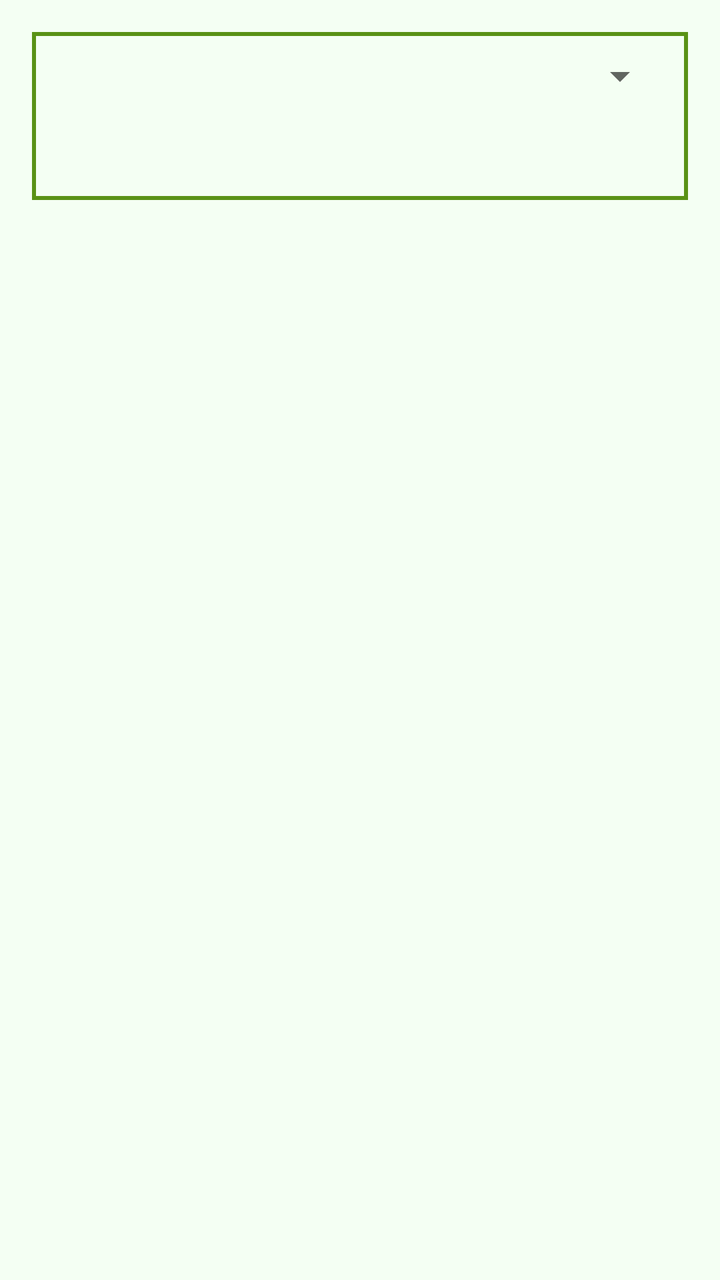
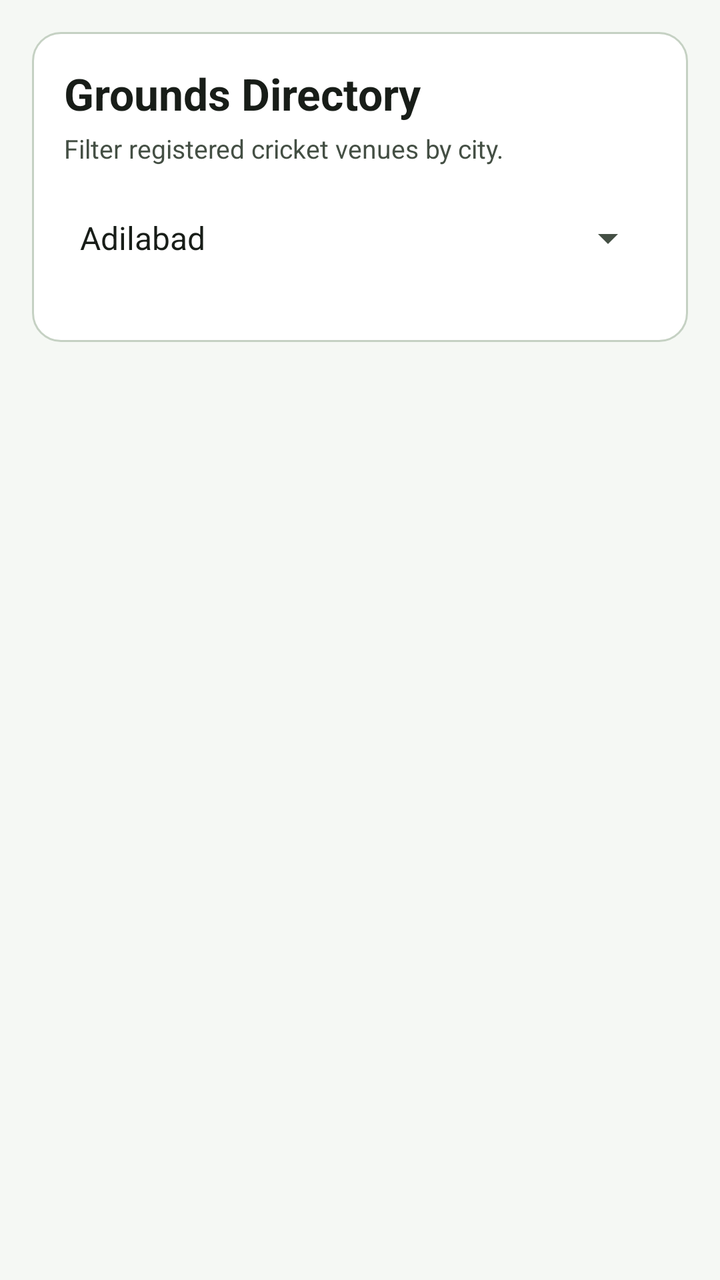

Screens rendered from an Android XML layout before and after an edit, with the pre-edit source and the edit as a unified diff.
<!-- AndroidManifest.xml: application theme AppTheme -->
<!-- res/layout/activity_view_grounds.xml -->
<?xml version="1.0" encoding="utf-8"?>
<RelativeLayout xmlns:android="http://schemas.android.com/apk/res/android"
    xmlns:tools="http://schemas.android.com/tools"
    android:id="@+id/activity_view_grounds"
    android:layout_width="match_parent"
    android:layout_height="match_parent"
    android:background="@color/Color_Background"
    android:paddingBottom="@dimen/activity_vertical_margin"
    android:paddingLeft="@dimen/activity_horizontal_margin"
    android:paddingRight="@dimen/activity_horizontal_margin"
    android:paddingTop="@dimen/activity_vertical_margin"
    tools:context="com.example.android.cricketscoreboard.views.ViewGrounds">


    <LinearLayout
        android:id="@+id/groundSelectLayout"
        android:layout_width="match_parent"
        android:layout_height="wrap_content"
        android:orientation="vertical"
        android:background="@drawable/rectangle"
        >

    <Spinner
        android:id="@+id/groundCityNameSpinner"
        android:layout_width="match_parent"
        android:layout_height="wrap_content"
        android:layout_weight="1"
        >

    </Spinner>

        <ListView
            android:id="@+id/ground_list"
            android:layout_width="wrap_content"
            android:layout_height="wrap_content"
            android:paddingTop="40dp"
            android:layout_weight="1"
            android:layout_below="@id/groundCityNameSpinner">
        </ListView>

</LinearLayout>


</RelativeLayout>
<!-- resources referenced by this layout -->
<resources>
  <color name="Color_Background">#F4FFF3</color>
  <!-- drawable rectangle (drawable) -->
  <?xml version="1.0" encoding="utf-8"?>
  <shape xmlns:android="http://schemas.android.com/apk/res/android" android:shape="rectangle" >
  
      <solid android:color="@color/Color_Background" />
      <stroke android:width="2dip" android:color="@color/colorPrimaryDark"/>
      <padding
          android:left="10dp"
          android:top="10dp"
          android:right="10dp"
          android:bottom="10dp" />
      <gradient
          android:angle="45"
          android:centerX= "2"
          android:centerY= "2"
          android:centerColor="@color/Color_Background"
          android:endColor="@color/Color_Background"
          android:gradientRadius="1000"
          android:startColor="@color/black_overlay"
          android:type="sweep"
          android:useLevel="false"
      />
      <size
          android:width="10dp"
          android:height="10dp" />
  </shape>
  <style name="AppTheme" parent="Theme.AppCompat.Light.DarkActionBar">
          
          <item name="colorPrimary">@color/colorPrimary</item>
          <item name="colorPrimaryDark">@color/colorPrimaryDark</item>
          <item name="colorAccent">@color/colorAccent</item>
      </style>
  <color name="colorPrimaryDark">#5a9216</color>
  <color name="black_overlay">#66000000</color>
  
      #5D4037
      26C6DA
  <color name="colorPrimary">#8bc34a</color>
  <color name="colorAccent">#E64A19</color>
  <!-- unchanged entries left out for length: 2 -->
</resources>

<!-- the commit's change to res/layout/activity_view_grounds.xml (unified diff, before → after) -->
@@ -5,40 +5,48 @@
     android:layout_width="match_parent"
     android:layout_height="match_parent"
     android:background="@color/Color_Background"
+    android:paddingLeft="@dimen/activity_horizontal_margin"
+    android:paddingTop="@dimen/activity_vertical_margin"
+    android:paddingRight="@dimen/activity_horizontal_margin"
     android:paddingBottom="@dimen/activity_vertical_margin"
-    android:paddingLeft="@dimen/activity_horizontal_margin"
-    android:paddingRight="@dimen/activity_horizontal_margin"
-    android:paddingTop="@dimen/activity_vertical_margin"
     tools:context="com.example.android.cricketscoreboard.views.ViewGrounds">
-
 
     <LinearLayout
         android:id="@+id/groundSelectLayout"
         android:layout_width="match_parent"
         android:layout_height="wrap_content"
+        android:background="@drawable/rectangle"
         android:orientation="vertical"
-        android:background="@drawable/rectangle"
-        >
+        android:padding="@dimen/space_lg">
 
-    <Spinner
-        android:id="@+id/groundCityNameSpinner"
-        android:layout_width="match_parent"
-        android:layout_height="wrap_content"
-        android:layout_weight="1"
-        >
+        <TextView
+            android:layout_width="match_parent"
+            android:layout_height="wrap_content"
+            android:text="Grounds Directory"
+            android:textAppearance="@style/TextAppearance.Cricket.ScreenTitle" />
 
-    </Spinner>
+        <TextView
+            android:layout_width="match_parent"
+            android:layout_height="wrap_content"
+            android:layout_marginTop="4dp"
+            android:text="Filter registered cricket venues by city."
+            android:textColor="@color/colorTextSecondary"
+            android:textSize="13sp" />
+
+        <Spinner
+            android:id="@+id/groundCityNameSpinner"
+            android:layout_width="match_parent"
+            android:layout_height="wrap_content"
+            android:layout_marginTop="12dp"
+            android:entries="@array/city_array"
+            android:minHeight="48dp" />
 
         <ListView
             android:id="@+id/ground_list"
-            android:layout_width="wrap_content"
+            android:layout_width="match_parent"
             android:layout_height="wrap_content"
-            android:paddingTop="40dp"
-            android:layout_weight="1"
-            android:layout_below="@id/groundCityNameSpinner">
-        </ListView>
+            android:layout_marginTop="12dp" />
 
-</LinearLayout>
-
+    </LinearLayout>
 
 </RelativeLayout>
<!-- resource entries referenced after the edit -->
@@ -1,45 +1,696 @@
 <!-- resources referenced by this layout -->
 <resources>
-  <color name="Color_Background">#F4FFF3</color>
+  <string-array name="city_array">
+          <item>Adilabad</item>
+          <item>Agra</item>
+          <item>Ahmedabad</item>
+          <item>Ahmednagar</item>
+          <item>Aizawl</item>
+          <item>Ajitgarh (Mohali)</item>
+          <item>Ajmer</item>
+          <item>Akola</item>
+          <item>Alappuzha</item>
+          <item>Aligarh</item>
+          <item>Alirajpur</item>
+          <item>Allahabad</item>
+          <item>Almora</item>
+          <item>Alwar</item>
+          <item>Ambala</item>
+          <item>Ambedkar Nagar</item>
+          <item>Amravati</item>
+          <item>Amreli district</item>
+          <item>Amritsar</item>
+          <item>Anand</item>
+          <item>Anantapur</item>
+          <item>Anantnag</item>
+          <item>Angul</item>
+          <item>Anjaw</item>
+          <item>Anuppur</item>
+          <item>Araria</item>
+          <item>Ariyalur</item>
+          <item>Arwal</item>
+          <item>Ashok Nagar</item>
+          <item>Auraiya</item>
+          <item>Aurangabad</item>
+          <item>Aurangabad</item>
+          <item>Azamgarh</item>
+          <item>Badgam</item>
+          <item>Bagalkot</item>
+          <item>Bageshwar</item>
+          <item>Bagpat</item>
+          <item>Bahraich</item>
+          <item>Baksa</item>
+          <item>Balaghat</item>
+          <item>Balangir</item>
+          <item>Balasore</item>
+          <item>Ballia</item>
+          <item>Balrampur</item>
+          <item>Banaskantha</item>
+          <item>Banda</item>
+          <item>Bandipora</item>
+          <item>Bangalore Rural</item>
+          <item>Bangalore Urban</item>
+          <item>Banka</item>
+          <item>Bankura</item>
+          <item>Banswara</item>
+          <item>Barabanki</item>
+          <item>Baramulla</item>
+          <item>Baran</item>
+          <item>Bardhaman</item>
+          <item>Bareilly</item>
+          <item>Bargarh (Baragarh)</item>
+          <item>Barmer</item>
+          <item>Barnala</item>
+          <item>Barpeta</item>
+          <item>Barwani</item>
+          <item>Bastar</item>
+          <item>Basti</item>
+          <item>Bathinda</item>
+          <item>Beed</item>
+          <item>Begusarai</item>
+          <item>Belgaum</item>
+          <item>Bellary</item>
+          <item>Betul</item>
+          <item>Bhadrak</item>
+          <item>Bhagalpur</item>
+          <item>Bhandara</item>
+          <item>Bharatpur</item>
+          <item>Bharuch</item>
+          <item>Bhavnagar</item>
+          <item>Bhilwara</item>
+          <item>Bhind</item>
+          <item>Bhiwani</item>
+          <item>Bhojpur</item>
+          <item>Bhopal</item>
+          <item>Bidar</item>
+          <item>Bijapur</item>
+          <item>Bijapur</item>
+          <item>Bijnor</item>
+          <item>Bikaner</item>
+          <item>Bilaspur</item>
+          <item>Bilaspur</item>
+          <item>Birbhum</item>
+          <item>Bishnupur</item>
+          <item>Bokaro</item>
+          <item>Bongaigaon</item>
+          <item>Boudh (Bauda)</item>
+          <item>Budaun</item>
+          <item>Bulandshahr</item>
+          <item>Buldhana</item>
+          <item>Bundi</item>
+          <item>Burhanpur</item>
+          <item>Buxar</item>
+          <item>Cachar</item>
+          <item>Central Delhi</item>
+          <item>Chamarajnagar</item>
+          <item>Chamba</item>
+          <item>Chamoli</item>
+          <item>Champawat</item>
+          <item>Champhai</item>
+          <item>Chandauli</item>
+          <item>Chandel</item>
+          <item>Chandigarh</item>
+          <item>Chandrapur</item>
+          <item>Changlang</item>
+          <item>Chatra</item>
+          <item>Chennai</item>
+          <item>Chhatarpur</item>
+          <item>Chhatrapati Shahuji Maharaj Nagar</item>
+          <item>Chhindwara</item>
+          <item>Chikkaballapur</item>
+          <item>Chikkamagaluru</item>
+          <item>Chirang</item>
+          <item>Chitradurga</item>
+          <item>Chitrakoot</item>
+          <item>Chittoor</item>
+          <item>Chittorgarh</item>
+          <item>Churachandpur</item>
+          <item>Churu</item>
+          <item>Coimbatore</item>
+          <item>Cooch Behar</item>
+          <item>Cuddalore</item>
+          <item>Cuttack</item>
+          <item>Dadra and Nagar Haveli</item>
+          <item>Dahod</item>
+          <item>Dakshin Dinajpur</item>
+          <item>Dakshina Kannada</item>
+          <item>Daman</item>
+          <item>Damoh</item>
+          <item>Dantewada</item>
+          <item>Darbhanga</item>
+          <item>Darjeeling</item>
+          <item>Darrang</item>
+          <item>Datia</item>
+          <item>Dausa</item>
+          <item>Davanagere</item>
+          <item>Debagarh (Deogarh)</item>
+          <item>Dehradun</item>
+          <item>Deoghar</item>
+          <item>Deoria</item>
+          <item>Dewas</item>
+          <item>Dhalai</item>
+          <item>Dhamtari</item>
+          <item>Dhanbad</item>
+          <item>Dhar</item>
+          <item>Dharmapuri</item>
+          <item>Dharwad</item>
+          <item>Dhemaji</item>
+          <item>Dhenkanal</item>
+          <item>Dholpur</item>
+          <item>Dhubri</item>
+          <item>Dhule</item>
+          <item>Dibang Valley</item>
+          <item>Dibrugarh</item>
+          <item>Dima Hasao</item>
+          <item>Dimapur</item>
+          <item>Dindigul</item>
+          <item>Dindori</item>
+          <item>Diu</item>
+          <item>Doda</item>
+          <item>Dumka</item>
+          <item>Dungapur</item>
+          <item>Durg</item>
+          <item>East Champaran</item>
+          <item>East Delhi</item>
+          <item>East Garo Hills</item>
+          <item>East Khasi Hills</item>
+          <item>East Siang</item>
+          <item>East Sikkim</item>
+          <item>East Singhbhum</item>
+          <item>Eluru</item>
+          <item>Ernakulam</item>
+          <item>Erode</item>
+          <item>Etah</item>
+          <item>Etawah</item>
+          <item>Faizabad</item>
+          <item>Faridabad</item>
+          <item>Faridkot</item>
+          <item>Farrukhabad</item>
+          <item>Fatehabad</item>
+          <item>Fatehgarh Sahib</item>
+          <item>Fatehpur</item>
+          <item>Fazilka</item>
+          <item>Firozabad</item>
+          <item>Firozpur</item>
+          <item>Gadag</item>
+          <item>Gadchiroli</item>
+          <item>Gajapati</item>
+          <item>Ganderbal</item>
+          <item>Gandhinagar</item>
+          <item>Ganganagar</item>
+          <item>Ganjam</item>
+          <item>Garhwa</item>
+          <item>Gautam Buddh Nagar</item>
+          <item>Gaya</item>
+          <item>Ghaziabad</item>
+          <item>Ghazipur</item>
+          <item>Giridih</item>
+          <item>Goalpara</item>
+          <item>Godda</item>
+          <item>Golaghat</item>
+          <item>Gonda</item>
+          <item>Gondia</item>
+          <item>Gopalganj</item>
+          <item>Gorakhpur</item>
+          <item>Gulbarga</item>
+          <item>Gumla</item>
+          <item>Guna</item>
+          <item>Guntur</item>
+          <item>Gurdaspur</item>
+          <item>Gurgaon</item>
+          <item>Gwalior</item>
+          <item>Hailakandi</item>
+          <item>Hamirpur</item>
+          <item>Hamirpur</item>
+          <item>Hanumangarh</item>
+          <item>Harda</item>
+          <item>Hardoi</item>
+          <item>Haridwar</item>
+          <item>Hassan</item>
+          <item>Haveri district</item>
+          <item>Hazaribag</item>
+          <item>Hingoli</item>
+          <item>Hissar</item>
+          <item>Hooghly</item>
+          <item>Hoshangabad</item>
+          <item>Hoshiarpur</item>
+          <item>Howrah</item>
+          <item>Hyderabad</item>
+          <item>Hyderabad</item>
+          <item>Idukki</item>
+          <item>Imphal East</item>
+          <item>Imphal West</item>
+          <item>Indore</item>
+          <item>Jabalpur</item>
+          <item>Jagatsinghpur</item>
+          <item>Jaintia Hills</item>
+          <item>Jaipur</item>
+          <item>Jaisalmer</item>
+          <item>Jajpur</item>
+          <item>Jalandhar</item>
+          <item>Jalaun</item>
+          <item>Jalgaon</item>
+          <item>Jalna</item>
+          <item>Jalore</item>
+          <item>Jalpaiguri</item>
+          <item>Jammu</item>
+          <item>Jamnagar</item>
+          <item>Jamtara</item>
+          <item>Jamui</item>
+          <item>Janjgir-Champa</item>
+          <item>Jashpur</item>
+          <item>Jaunpur district</item>
+          <item>Jehanabad</item>
+          <item>Jhabua</item>
+          <item>Jhajjar</item>
+          <item>Jhalawar</item>
+          <item>Jhansi</item>
+          <item>Jharsuguda</item>
+          <item>Jhunjhunu</item>
+          <item>Jind</item>
+          <item>Jodhpur</item>
+          <item>Jorhat</item>
+          <item>Junagadh</item>
+          <item>Jyotiba Phule Nagar</item>
+          <item>Kabirdham (formerly Kawardha)</item>
+          <item>Kadapa</item>
+          <item>Kaimur</item>
+          <item>Kaithal</item>
+          <item>Kakinada</item>
+          <item>Kalahandi</item>
+          <item>Kamrup</item>
+          <item>Kamrup Metropolitan</item>
+          <item>Kanchipuram</item>
+          <item>Kandhamal</item>
+          <item>Kangra</item>
+          <item>Kanker</item>
+          <item>Kannauj</item>
+          <item>Kannur</item>
+          <item>Kanpur</item>
+          <item>Kanshi Ram Nagar</item>
+          <item>Kanyakumari</item>
+          <item>Kapurthala</item>
+          <item>Karaikal</item>
+          <item>Karauli</item>
+          <item>Karbi Anglong</item>
+          <item>Kargil</item>
+          <item>Karimganj</item>
+          <item>Karimnagar</item>
+          <item>Karnal</item>
+          <item>Karur</item>
+          <item>Kasaragod</item>
+          <item>Kathua</item>
+          <item>Katihar</item>
+          <item>Katni</item>
+          <item>Kaushambi</item>
+          <item>Kendrapara</item>
+          <item>Kendujhar (Keonjhar)</item>
+          <item>Khagaria</item>
+          <item>Khammam</item>
+          <item>Khandwa (East Nimar)</item>
+          <item>Khargone (West Nimar)</item>
+          <item>Kheda</item>
+          <item>Khordha</item>
+          <item>Khowai</item>
+          <item>Khunti</item>
+          <item>Kinnaur</item>
+          <item>Kishanganj</item>
+          <item>Kishtwar</item>
+          <item>Kodagu</item>
+          <item>Koderma</item>
+          <item>Kohima</item>
+          <item>Kokrajhar</item>
+          <item>Kolar</item>
+          <item>Kolasib</item>
+          <item>Kolhapur</item>
+          <item>Kolkata</item>
+          <item>Kollam</item>
+          <item>Koppal</item>
+          <item>Koraput</item>
+          <item>Korba</item>
+          <item>Koriya</item>
+          <item>Kota</item>
+          <item>Kottayam</item>
+          <item>Kozhikode</item>
+          <item>Krishna</item>
+          <item>Kulgam</item>
+          <item>Kullu</item>
+          <item>Kupwara</item>
+          <item>Kurnool</item>
+          <item>Kurukshetra</item>
+          <item>Kurung Kumey</item>
+          <item>Kushinagar</item>
+          <item>Kutch</item>
+          <item>Lahaul and Spiti</item>
+          <item>Lakhimpur</item>
+          <item>Lakhimpur Kheri</item>
+          <item>Lakhisarai</item>
+          <item>Lalitpur</item>
+          <item>Latehar</item>
+          <item>Latur</item>
+          <item>Lawngtlai</item>
+          <item>Leh</item>
+          <item>Lohardaga</item>
+          <item>Lohit</item>
+          <item>Lower Dibang Valley</item>
+          <item>Lower Subansiri</item>
+          <item>Lucknow</item>
+          <item>Ludhiana</item>
+          <item>Lunglei</item>
+          <item>Madhepura</item>
+          <item>Madhubani</item>
+          <item>Madurai</item>
+          <item>Mahamaya Nagar</item>
+          <item>Maharajganj</item>
+          <item>Mahasamund</item>
+          <item>Mahbubnagar</item>
+          <item>Mahe</item>
+          <item>Mahendragarh</item>
+          <item>Mahoba</item>
+          <item>Mainpuri</item>
+          <item>Malappuram</item>
+          <item>Maldah</item>
+          <item>Malkangiri</item>
+          <item>Mamit</item>
+          <item>Mandi</item>
+          <item>Mandla</item>
+          <item>Mandsaur</item>
+          <item>Mandya</item>
+          <item>Mansa</item>
+          <item>Marigaon</item>
+          <item>Mathura</item>
+          <item>Mau</item>
+          <item>Mayurbhanj</item>
+          <item>Medak</item>
+          <item>Meerut</item>
+          <item>Mehsana</item>
+          <item>Mewat</item>
+          <item>Mirzapur</item>
+          <item>Moga</item>
+          <item>Mokokchung</item>
+          <item>Mon</item>
+          <item>Moradabad</item>
+          <item>Morena</item>
+          <item>Mumbai City</item>
+          <item>Mumbai suburban</item>
+          <item>Munger</item>
+          <item>Murshidabad</item>
+          <item>Muzaffarnagar</item>
+          <item>Muzaffarpur</item>
+          <item>Mysore</item>
+          <item>Nabarangpur</item>
+          <item>Nadia</item>
+          <item>Nagaon</item>
+          <item>Nagapattinam</item>
+          <item>Nagaur</item>
+          <item>Nagpur</item>
+          <item>Nainital</item>
+          <item>Nalanda</item>
+          <item>Nalbari</item>
+          <item>Nalgonda</item>
+          <item>Namakkal</item>
+          <item>Nanded</item>
+          <item>Nandurbar</item>
+          <item>Narayanpur</item>
+          <item>Narmada</item>
+          <item>Narsinghpur</item>
+          <item>Nashik</item>
+          <item>Navsari</item>
+          <item>Nawada</item>
+          <item>Nawanshahr</item>
+          <item>Nayagarh</item>
+          <item>Neemuch</item>
+          <item>Nellore</item>
+          <item>New Delhi</item>
+          <item>Nilgiris</item>
+          <item>Nizamabad</item>
+          <item>North 24 Parganas</item>
+          <item>North Delhi</item>
+          <item>North East Delhi</item>
+          <item>North Goa</item>
+          <item>North Sikkim</item>
+          <item>North Tripura</item>
+          <item>North West Delhi</item>
+          <item>Nuapada</item>
+          <item>Ongole</item>
+          <item>Osmanabad</item>
+          <item>Pakur</item>
+          <item>Palakkad</item>
+          <item>Palamu</item>
+          <item>Pali</item>
+          <item>Palwal</item>
+          <item>Panchkula</item>
+          <item>Panchmahal</item>
+          <item>Panchsheel Nagar district (Hapur)</item>
+          <item>Panipat</item>
+          <item>Panna</item>
+          <item>Papum Pare</item>
+          <item>Parbhani</item>
+          <item>Paschim Medinipur</item>
+          <item>Patan</item>
+          <item>Pathanamthitta</item>
+          <item>Pathankot</item>
+          <item>Patiala</item>
+          <item>Patna</item>
+          <item>Pauri Garhwal</item>
+          <item>Perambalur</item>
+          <item>Phek</item>
+          <item>Pilibhit</item>
+          <item>Pithoragarh</item>
+          <item>Pondicherry</item>
+          <item>Poonch</item>
+          <item>Porbandar</item>
+          <item>Pratapgarh</item>
+          <item>Pratapgarh</item>
+          <item>Pudukkottai</item>
+          <item>Pulwama</item>
+          <item>Pune</item>
+          <item>Purba Medinipur</item>
+          <item>Puri</item>
+          <item>Purnia</item>
+          <item>Purulia</item>
+          <item>Raebareli</item>
+          <item>Raichur</item>
+          <item>Raigad</item>
+          <item>Raigarh</item>
+          <item>Raipur</item>
+          <item>Raisen</item>
+          <item>Rajauri</item>
+          <item>Rajgarh</item>
+          <item>Rajkot</item>
+          <item>Rajnandgaon</item>
+          <item>Rajsamand</item>
+          <item>Ramabai Nagar (Kanpur Dehat)</item>
+          <item>Ramanagara</item>
+          <item>Ramanathapuram</item>
+          <item>Ramban</item>
+          <item>Ramgarh</item>
+          <item>Rampur</item>
+          <item>Ranchi</item>
+          <item>Ratlam</item>
+          <item>Ratnagiri</item>
+          <item>Rayagada</item>
+          <item>Reasi</item>
+          <item>Rewa</item>
+          <item>Rewari</item>
+          <item>Ri Bhoi</item>
+          <item>Rohtak</item>
+          <item>Rohtas</item>
+          <item>Rudraprayag</item>
+          <item>Rupnagar</item>
+          <item>Sabarkantha</item>
+          <item>Sagar</item>
+          <item>Saharanpur</item>
+          <item>Saharsa</item>
+          <item>Sahibganj</item>
+          <item>Saiha</item>
+          <item>Salem</item>
+          <item>Samastipur</item>
+          <item>Samba</item>
+          <item>Sambalpur</item>
+          <item>Sangli</item>
+          <item>Sangrur</item>
+          <item>Sant Kabir Nagar</item>
+          <item>Sant Ravidas Nagar</item>
+          <item>Saran</item>
+          <item>Satara</item>
+          <item>Satna</item>
+          <item>Sawai Madhopur</item>
+          <item>Sehore</item>
+          <item>Senapati</item>
+          <item>Seoni</item>
+          <item>Seraikela Kharsawan</item>
+          <item>Serchhip</item>
+          <item>Shahdol</item>
+          <item>Shahjahanpur</item>
+          <item>Shajapur</item>
+          <item>Shamli</item>
+          <item>Sheikhpura</item>
+          <item>Sheohar</item>
+          <item>Sheopur</item>
+          <item>Shimla</item>
+          <item>Shimoga</item>
+          <item>Shivpuri</item>
+          <item>Shopian</item>
+          <item>Shravasti</item>
+          <item>Sibsagar</item>
+          <item>Siddharthnagar</item>
+          <item>Sidhi</item>
+          <item>Sikar</item>
+          <item>Simdega</item>
+          <item>Sindhudurg</item>
+          <item>Singrauli</item>
+          <item>Sirmaur</item>
+          <item>Sirohi</item>
+          <item>Sirsa</item>
+          <item>Sitamarhi</item>
+          <item>Sitapur</item>
+          <item>Sivaganga</item>
+          <item>Siwan</item>
+          <item>Solan</item>
+          <item>Solapur</item>
+          <item>Sonbhadra</item>
+          <item>Sonipat</item>
+          <item>Sonitpur</item>
+          <item>South 24 Parganas</item>
+          <item>South Delhi</item>
+          <item>South Garo Hills</item>
+          <item>South Goa</item>
+          <item>South Sikkim</item>
+          <item>South Tripura</item>
+          <item>South West Delhi</item>
+          <item>Sri Muktsar Sahib</item>
+          <item>Srikakulam</item>
+          <item>Srinagar</item>
+          <item>Subarnapur (Sonepur)</item>
+          <item>Sultanpur</item>
+          <item>Sundergarh</item>
+          <item>Supaul</item>
+          <item>Surat</item>
+          <item>Surendranagar</item>
+          <item>Surguja</item>
+          <item>Tamenglong</item>
+          <item>Tarn Taran</item>
+          <item>Tawang</item>
+          <item>Tehri Garhwal</item>
+          <item>Thane</item>
+          <item>Thanjavur</item>
+          <item>The Dangs</item>
+          <item>Theni</item>
+          <item>Thiruvananthapuram</item>
+          <item>Thoothukudi</item>
+          <item>Thoubal</item>
+          <item>Thrissur</item>
+          <item>Tikamgarh</item>
+          <item>Tinsukia</item>
+          <item>Tirap</item>
+          <item>Tiruchirappalli</item>
+          <item>Tirunelveli</item>
+          <item>Tirupur</item>
+          <item>Tiruvallur</item>
+          <item>Tiruvannamalai</item>
+          <item>Tiruvarur</item>
+          <item>Tonk</item>
+          <item>Tuensang</item>
+          <item>Tumkur</item>
+          <item>Udaipur</item>
+          <item>Udalguri</item>
+          <item>Udham Singh Nagar</item>
+          <item>Udhampur</item>
+          <item>Udupi</item>
+          <item>Ujjain</item>
+          <item>Ukhrul</item>
+          <item>Umaria</item>
+          <item>Una</item>
+          <item>Unnao</item>
+          <item>Upper Siang</item>
+          <item>Upper Subansiri</item>
+          <item>Uttar Dinajpur</item>
+          <item>Uttara Kannada</item>
+          <item>Uttarkashi</item>
+          <item>Vadodara</item>
+          <item>Vaishali</item>
+          <item>Valsad</item>
+          <item>Varanasi</item>
+          <item>Vellore</item>
+          <item>Vidisha</item>
+          <item>Viluppuram</item>
+          <item>Virudhunagar</item>
+          <item>Visakhapatnam</item>
+          <item>Vizianagaram</item>
+          <item>Vyara</item>
+          <item>Warangal</item>
+          <item>Wardha</item>
+          <item>Washim</item>
+          <item>Wayanad</item>
+          <item>West Champaran</item>
+          <item>West Delhi</item>
+          <item>West Garo Hills</item>
+          <item>West Kameng</item>
+          <item>West Khasi Hills</item>
+          <item>West Siang</item>
+          <item>West Sikkim</item>
+          <item>West Singhbhum</item>
+          <item>West Tripura</item>
+          <item>Wokha</item>
+          <item>Yadgir</item>
+          <item>Yamuna Nagar</item>
+          <item>Yanam</item>
+          <item>Yavatmal</item>
+          <item>Zunheboto</item>
+      </string-array>
+  <color name="Color_Background">#F5F8F4</color>
+  <color name="colorTextSecondary">#444F44</color>
+  <dimen name="space_lg">16dp</dimen>
   <!-- drawable rectangle (drawable) -->
   <?xml version="1.0" encoding="utf-8"?>
-  <shape xmlns:android="http://schemas.android.com/apk/res/android" android:shape="rectangle" >
-  
-      <solid android:color="@color/Color_Background" />
-      <stroke android:width="2dip" android:color="@color/colorPrimaryDark"/>
+  <shape xmlns:android="http://schemas.android.com/apk/res/android"
+      android:shape="rectangle">
+      <solid android:color="@color/colorSurface" />
+      <corners android:radius="@dimen/card_corner_radius" />
+      <stroke
+          android:width="1dp"
+          android:color="@color/colorOutline" />
       <padding
-          android:left="10dp"
-          android:top="10dp"
-          android:right="10dp"
-          android:bottom="10dp" />
-      <gradient
-          android:angle="45"
-          android:centerX= "2"
-          android:centerY= "2"
-          android:centerColor="@color/Color_Background"
-          android:endColor="@color/Color_Background"
-          android:gradientRadius="1000"
-          android:startColor="@color/black_overlay"
-          android:type="sweep"
-          android:useLevel="false"
-      />
-      <size
-          android:width="10dp"
-          android:height="10dp" />
+          android:bottom="14dp"
+          android:left="14dp"
+          android:right="14dp"
+          android:top="14dp" />
   </shape>
-  <style name="AppTheme" parent="Theme.AppCompat.Light.DarkActionBar">
-          
+  <style name="TextAppearance.Cricket.ScreenTitle" parent="TextAppearance.MaterialComponents.Headline5">
+          <item name="android:textSize">22sp</item>
+          <item name="android:textStyle">bold</item>
+          <item name="android:textColor">@color/colorTextPrimary</item>
+          <item name="android:fontFamily">sans-serif-medium</item>
+      </style>
+  <style name="AppTheme" parent="Theme.MaterialComponents.DayNight.DarkActionBar">
           <item name="colorPrimary">@color/colorPrimary</item>
           <item name="colorPrimaryDark">@color/colorPrimaryDark</item>
+          <item name="colorPrimaryVariant">@color/colorPrimaryVariant</item>
+          <item name="colorOnPrimary">@color/colorOnPrimary</item>
           <item name="colorAccent">@color/colorAccent</item>
+          <item name="colorSecondary">@color/colorSecondary</item>
+          <item name="colorSecondaryVariant">@color/colorSecondaryVariant</item>
+          <item name="colorOnSecondary">@color/colorOnSecondary</item>
+          <item name="android:colorBackground">@color/Color_Background</item>
+          <item name="colorSurface">@color/colorSurface</item>
+          <item name="colorOnSurface">@color/colorTextPrimary</item>
+          <item name="android:textColorPrimary">@color/colorTextPrimary</item>
+          <item name="android:textColorSecondary">@color/colorTextSecondary</item>
+          <item name="android:statusBarColor">@color/colorPrimaryDark</item>
       </style>
-  <color name="colorPrimaryDark">#5a9216</color>
-  <color name="black_overlay">#66000000</color>
-  
-      #5D4037
-      26C6DA
-  <color name="colorPrimary">#8bc34a</color>
-  <color name="colorAccent">#E64A19</color>
+  <color name="colorSurface">#FFFFFF</color>
+  <dimen name="card_corner_radius">14dp</dimen>
+  <color name="colorOutline">#C5D1C3</color>
+  <color name="colorTextPrimary">#181D18</color>
+  <color name="colorPrimaryDark">#0D3B10</color>
+  <color name="colorPrimaryVariant">#2E7D32</color>
+  <color name="colorOnPrimary">#FFFFFF</color>
+  <color name="colorPrimary">#1B5E20</color>
+  <color name="colorAccent">#C62828</color>
+  <color name="colorSecondary">#C62828</color>
+  <color name="colorSecondaryVariant">#8E0000</color>
+  <color name="colorOnSecondary">#FFFFFF</color>
   <!-- unchanged entries left out for length: 2 -->
 </resources>
 
